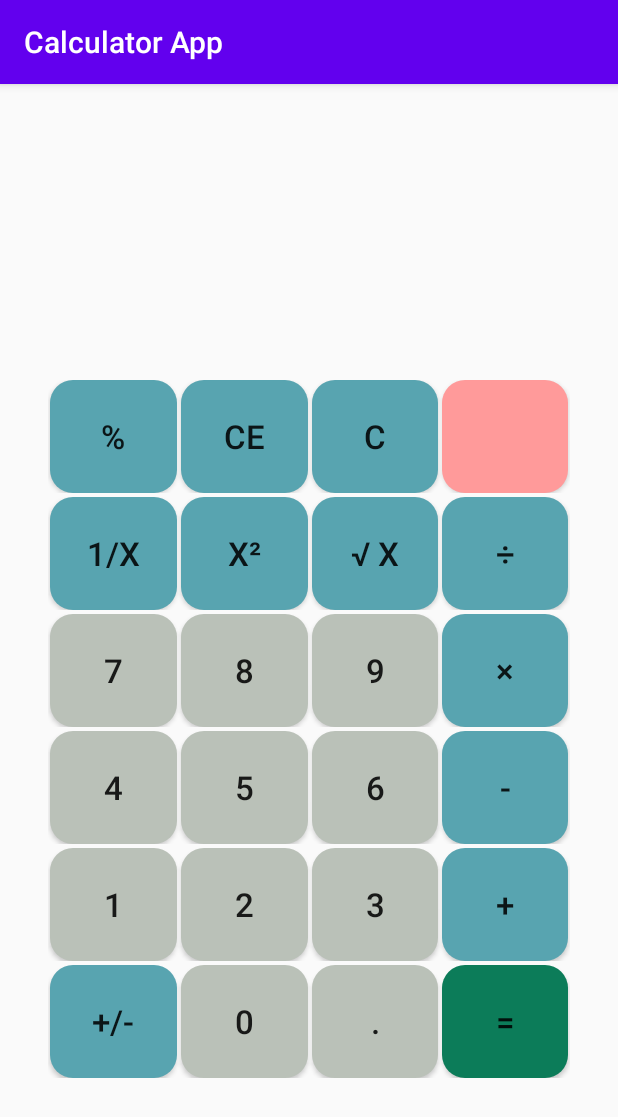
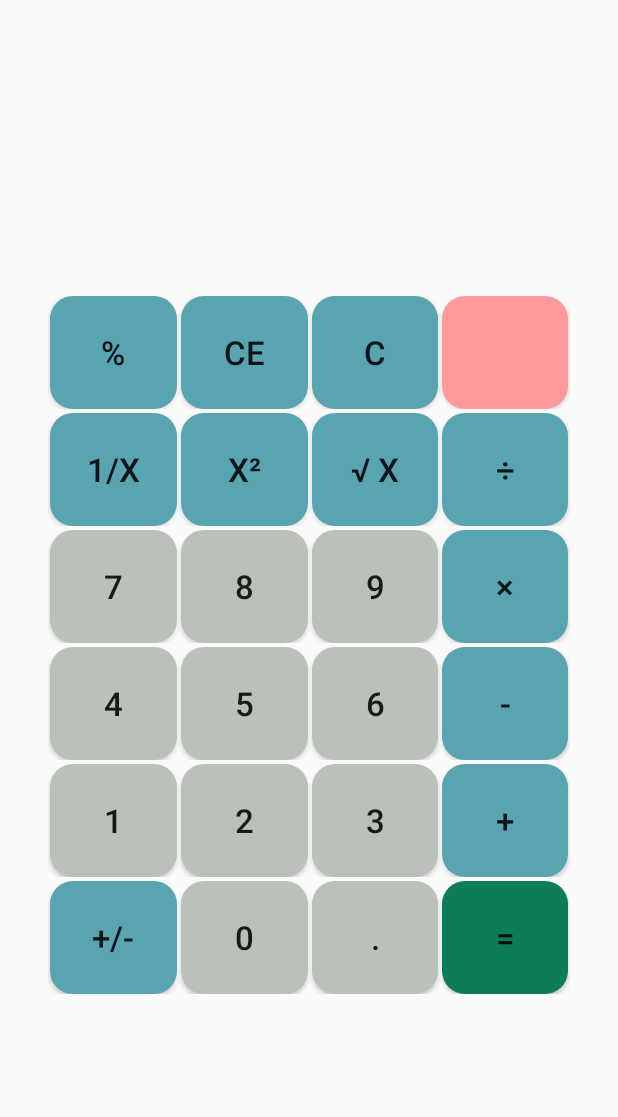
Before and after one commit to diegofs29/calculator-app, an Android app: the MainActivity screen opened directly, with no data from a screen before it, on a phone screen of 412 x 824 dp. Shown: the top 1117 px of the screen. Run offline under Robolectric (Android 15) with nearby library versions, the phone set to English and light mode, and no system bars; 1 statement that could not run was skipped.

Commit message:
refactor: delete title bars

```diff
--- a/app/src/main/res/values-night/themes.xml
+++ b/app/src/main/res/values-night/themes.xml
@@ -1,6 +1,6 @@
 <resources xmlns:tools="http://schemas.android.com/tools">
     <!-- Base application theme. -->
-    <style name="Theme.CalculatorApp" parent="Theme.AppCompat.DayNight.DarkActionBar">
+    <style name="Theme.CalculatorApp" parent="Theme.AppCompat.DayNight.NoActionBar">
         <!-- Primary brand color. -->
         <item name="colorPrimary">@color/purple_200</item>
         <item name="colorPrimaryVariant">@color/purple_700</item>
--- a/app/src/main/res/values/themes.xml
+++ b/app/src/main/res/values/themes.xml
@@ -1,6 +1,6 @@
 <resources xmlns:tools="http://schemas.android.com/tools">
     <!-- Base application theme. -->
-    <style name="Theme.CalculatorApp" parent="Theme.AppCompat.DayNight.DarkActionBar">
+    <style name="Theme.CalculatorApp" parent="Theme.AppCompat.DayNight.NoActionBar">
         <!-- Primary brand color. -->
         <item name="colorPrimary">@color/purple_500</item>
         <item name="colorPrimaryVariant">@color/purple_700</item>
```
